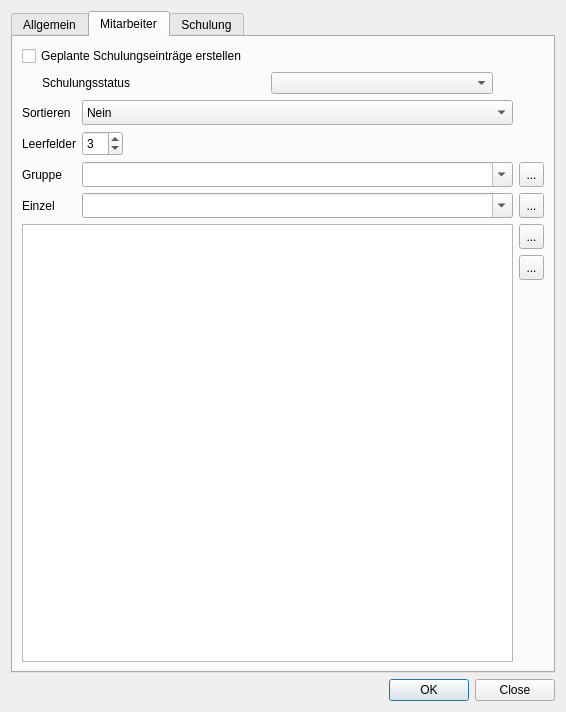
Old version of the form ui/qmsigninglistdialog.ui in the repository Christian-Kr/QualificationMatrix.
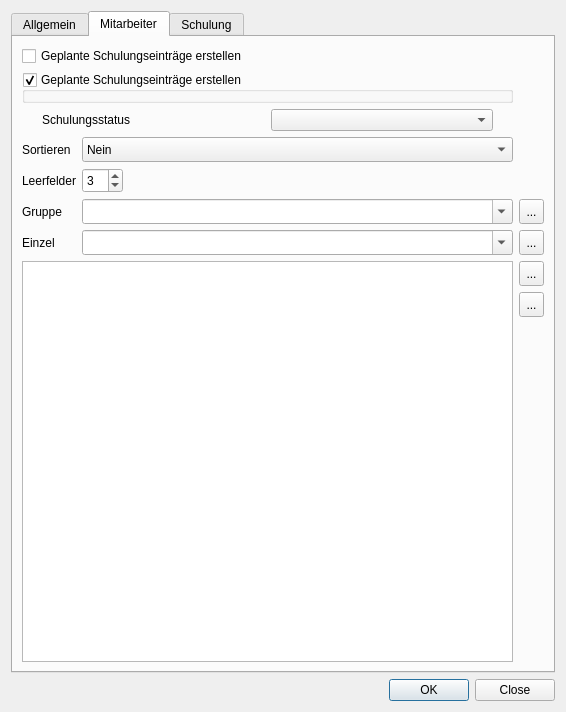
New version of the form. The open tabs and pages were chosen to show the change. Icons and pictures are not drawn.

The edit to the form file:
```diff
--- a/ui/qmsigninglistdialog.ui
+++ b/ui/qmsigninglistdialog.ui
@@ -178,52 +178,7 @@
        <string>Mitarbeiter</string>
       </attribute>
       <layout class="QGridLayout" name="gridLayout">
-       <item row="6" column="1">
-        <widget class="QComboBox" name="cbSingleEmployee">
-         <property name="sizePolicy">
-          <sizepolicy hsizetype="Expanding" vsizetype="Fixed">
-           <horstretch>0</horstretch>
-           <verstretch>0</verstretch>
-          </sizepolicy>
-         </property>
-         <property name="minimumSize">
-          <size>
-           <width>0</width>
-           <height>25</height>
-          </size>
-         </property>
-         <property name="editable">
-          <bool>true</bool>
-         </property>
-         <property name="maxVisibleItems">
-          <number>20</number>
-         </property>
-         <property name="insertPolicy">
-          <enum>QComboBox::NoInsert</enum>
-         </property>
-         <property name="minimumContentsLength">
-          <number>20</number>
-         </property>
-        </widget>
-       </item>
-       <item row="4" column="0">
-        <widget class="QLabel" name="label_2">
-         <property name="text">
-          <string>Leerfelder</string>
-         </property>
-        </widget>
-       </item>
-       <item row="7" column="0" colspan="2">
-        <widget class="QListWidget" name="lwEmployees">
-         <property name="sizePolicy">
-          <sizepolicy hsizetype="Expanding" vsizetype="Preferred">
-           <horstretch>0</horstretch>
-           <verstretch>0</verstretch>
-          </sizepolicy>
-         </property>
-        </widget>
-       </item>
-       <item row="3" column="1">
+       <item row="4" column="1">
         <widget class="QComboBox" name="cbSort">
          <property name="minimumSize">
           <size>
@@ -248,44 +203,42 @@
          </item>
         </widget>
        </item>
-       <item row="5" column="0">
+       <item row="7" column="1">
+        <widget class="QComboBox" name="cbSingleEmployee">
+         <property name="sizePolicy">
+          <sizepolicy hsizetype="Expanding" vsizetype="Fixed">
+           <horstretch>0</horstretch>
+           <verstretch>0</verstretch>
+          </sizepolicy>
+         </property>
+         <property name="minimumSize">
+          <size>
+           <width>0</width>
+           <height>25</height>
+          </size>
+         </property>
+         <property name="editable">
+          <bool>true</bool>
+         </property>
+         <property name="maxVisibleItems">
+          <number>20</number>
+         </property>
+         <property name="insertPolicy">
+          <enum>QComboBox::NoInsert</enum>
+         </property>
+         <property name="minimumContentsLength">
+          <number>20</number>
+         </property>
+        </widget>
+       </item>
+       <item row="6" column="0">
         <widget class="QLabel" name="label_3">
          <property name="text">
           <string>Gruppe</string>
          </property>
         </widget>
        </item>
-       <item row="6" column="0">
-        <widget class="QLabel" name="label_4">
-         <property name="text">
-          <string>Einzel</string>
-         </property>
-        </widget>
-       </item>
-       <item row="5" column="2">
-        <widget class="QToolButton" name="tbAddEmployeeFromGroup">
-         <property name="minimumSize">
-          <size>
-           <width>25</width>
-           <height>25</height>
-          </size>
-         </property>
-         <property name="text">
-          <string>...</string>
-         </property>
-         <property name="icon">
-          <iconset resource="../rcs/icons.qrc">
-           <normaloff>:/icons/icons/list-add.svg</normaloff>:/icons/icons/list-add.svg</iconset>
-         </property>
-         <property name="iconSize">
-          <size>
-           <width>16</width>
-           <height>16</height>
-          </size>
-         </property>
-        </widget>
-       </item>
-       <item row="4" column="1">
+       <item row="5" column="1">
         <layout class="QHBoxLayout" name="horizontalLayout">
          <item>
           <widget class="QSpinBox" name="spEmpty">
@@ -315,8 +268,55 @@
          </item>
         </layout>
        </item>
+       <item row="2" column="0" colspan="2">
+        <layout class="QHBoxLayout" name="horizontalLayout_3">
+         <property name="leftMargin">
+          <number>20</number>
+         </property>
+         <property name="rightMargin">
+          <number>20</number>
+         </property>
+         <item>
+          <widget class="QLabel" name="label_11">
+           <property name="text">
+            <string>Schulungsstatus</string>
+           </property>
+          </widget>
+         </item>
+         <item>
+          <widget class="QComboBox" name="cbTrainingState">
+           <property name="editable">
+            <bool>false</bool>
+           </property>
+           <property name="maxVisibleItems">
+            <number>20</number>
+           </property>
+           <property name="insertPolicy">
+            <enum>QComboBox::NoInsert</enum>
+           </property>
+           <property name="minimumContentsLength">
+            <number>20</number>
+           </property>
+          </widget>
+         </item>
+        </layout>
+       </item>
+       <item row="5" column="0">
+        <widget class="QLabel" name="label_2">
+         <property name="text">
+          <string>Leerfelder</string>
+         </property>
+        </widget>
+       </item>
+       <item row="7" column="0">
+        <widget class="QLabel" name="label_4">
+         <property name="text">
+          <string>Einzel</string>
+         </property>
+        </widget>
+       </item>
        <item row="6" column="2">
-        <widget class="QToolButton" name="tbAddEmployee">
+        <widget class="QToolButton" name="tbAddEmployeeFromGroup">
          <property name="minimumSize">
           <size>
            <width>25</width>
@@ -338,6 +338,23 @@
          </property>
         </widget>
        </item>
+       <item row="8" column="0" colspan="2">
+        <widget class="QListWidget" name="lwEmployees">
+         <property name="sizePolicy">
+          <sizepolicy hsizetype="Expanding" vsizetype="Preferred">
+           <horstretch>0</horstretch>
+           <verstretch>0</verstretch>
+          </sizepolicy>
+         </property>
+        </widget>
+       </item>
+       <item row="4" column="0">
+        <widget class="QLabel" name="label_10">
+         <property name="text">
+          <string>Sortieren</string>
+         </property>
+        </widget>
+       </item>
        <item row="0" column="0" colspan="2">
         <widget class="QCheckBox" name="cbCreateTrainDataEntries">
          <property name="text">
@@ -345,35 +362,30 @@
          </property>
         </widget>
        </item>
-       <item row="5" column="1">
-        <widget class="QComboBox" name="cbEmployeeGroup">
-         <property name="sizePolicy">
-          <sizepolicy hsizetype="Expanding" vsizetype="Fixed">
-           <horstretch>0</horstretch>
-           <verstretch>0</verstretch>
-          </sizepolicy>
-         </property>
-         <property name="minimumSize">
-          <size>
-           <width>0</width>
-           <height>25</height>
-          </size>
-         </property>
-         <property name="editable">
-          <bool>true</bool>
-         </property>
-         <property name="maxVisibleItems">
-          <number>20</number>
-         </property>
-         <property name="insertPolicy">
-          <enum>QComboBox::NoInsert</enum>
-         </property>
-         <property name="minimumContentsLength">
-          <number>20</number>
-         </property>
-        </widget>
-       </item>
        <item row="7" column="2">
+        <widget class="QToolButton" name="tbAddEmployee">
+         <property name="minimumSize">
+          <size>
+           <width>25</width>
+           <height>25</height>
+          </size>
+         </property>
+         <property name="text">
+          <string>...</string>
+         </property>
+         <property name="icon">
+          <iconset resource="../rcs/icons.qrc">
+           <normaloff>:/icons/icons/list-add.svg</normaloff>:/icons/icons/list-add.svg</iconset>
+         </property>
+         <property name="iconSize">
+          <size>
+           <width>16</width>
+           <height>16</height>
+          </size>
+         </property>
+        </widget>
+       </item>
+       <item row="8" column="2">
         <layout class="QVBoxLayout" name="verticalLayout_3">
          <item>
           <widget class="QToolButton" name="tbRemoveEmployee">
@@ -436,45 +448,43 @@
          </item>
         </layout>
        </item>
-       <item row="3" column="0">
-        <widget class="QLabel" name="label_10">
-         <property name="text">
-          <string>Sortieren</string>
+       <item row="6" column="1">
+        <widget class="QComboBox" name="cbEmployeeGroup">
+         <property name="sizePolicy">
+          <sizepolicy hsizetype="Expanding" vsizetype="Fixed">
+           <horstretch>0</horstretch>
+           <verstretch>0</verstretch>
+          </sizepolicy>
+         </property>
+         <property name="minimumSize">
+          <size>
+           <width>0</width>
+           <height>25</height>
+          </size>
+         </property>
+         <property name="editable">
+          <bool>true</bool>
+         </property>
+         <property name="maxVisibleItems">
+          <number>20</number>
+         </property>
+         <property name="insertPolicy">
+          <enum>QComboBox::NoInsert</enum>
+         </property>
+         <property name="minimumContentsLength">
+          <number>20</number>
          </property>
         </widget>
        </item>
        <item row="1" column="0" colspan="2">
-        <layout class="QHBoxLayout" name="horizontalLayout_3">
-         <property name="leftMargin">
-          <number>20</number>
+        <widget class="QGroupBox" name="groupBox">
+         <property name="title">
+          <string>Geplante Schulungseinträge erstellen</string>
          </property>
-         <property name="rightMargin">
-          <number>20</number>
+         <property name="checkable">
+          <bool>true</bool>
          </property>
-         <item>
-          <widget class="QLabel" name="label_11">
-           <property name="text">
-            <string>Schulungsstatus</string>
-           </property>
-          </widget>
-         </item>
-         <item>
-          <widget class="QComboBox" name="cbTrainingState">
-           <property name="editable">
-            <bool>false</bool>
-           </property>
-           <property name="maxVisibleItems">
-            <number>20</number>
-           </property>
-           <property name="insertPolicy">
-            <enum>QComboBox::NoInsert</enum>
-           </property>
-           <property name="minimumContentsLength">
-            <number>20</number>
-           </property>
-          </widget>
-         </item>
-        </layout>
+        </widget>
        </item>
       </layout>
      </widget>
```
Left out of the diff: 2 changed lines with no effect on the pictures.
